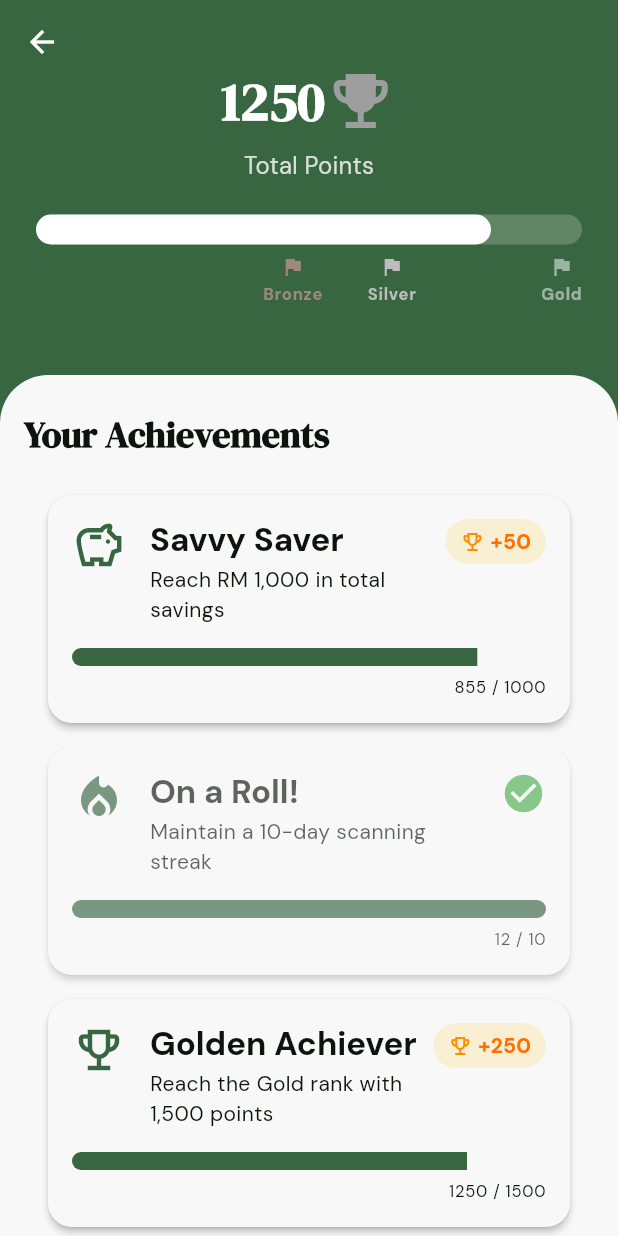
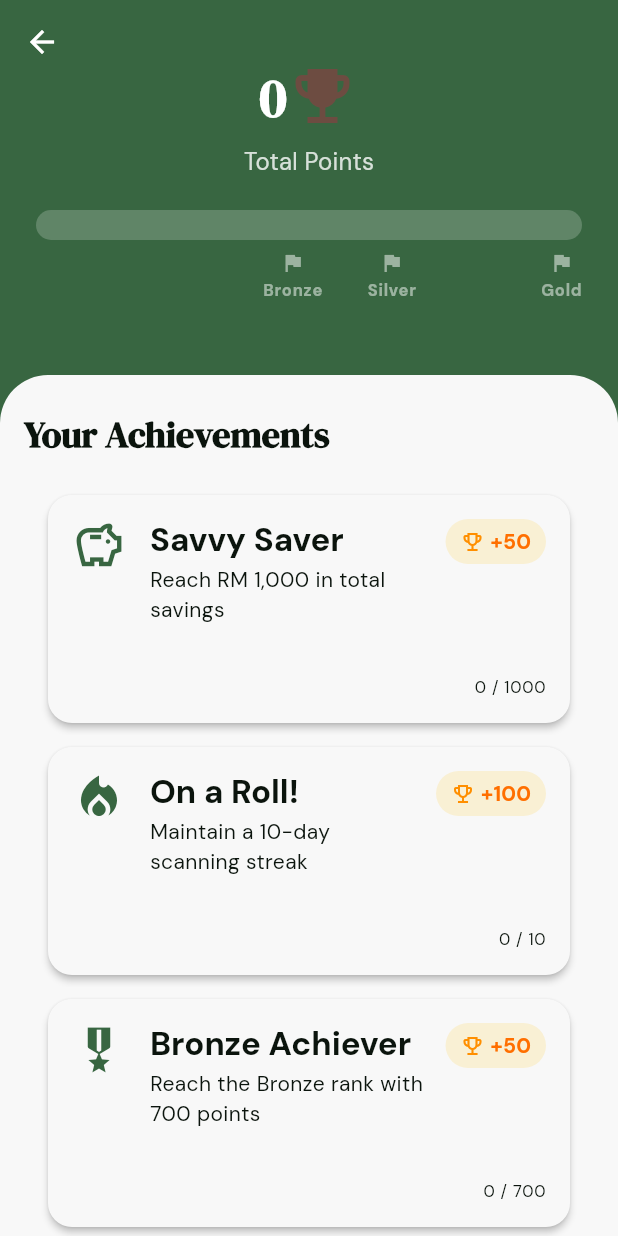
Before and after one commit to vinky0813/tolak_tax, a Flutter app: the AchievementScreen screen opened by its route, on a phone screen of 412 x 824 dp. Run offline on Flutter 3.47's test engine with Material 3 defaults, Android fonts, the light colour scheme and no system bars; our stand-ins replace camera, carousel_slider, firebase_auth, firebase_core, fl_chart, flutter_cache_manager and 4 more; missing offline and left inert: flutter_facebook_auth; accounts and stored records are empty.

Commit message:
Basic Achievements Features Added, Achievements Model Updated, achievement_service added

```diff
--- /dev/null
+++ b/lib/data/achievement_definitions.dart
@@ -0,0 +1,78 @@
+import 'package:flutter/material.dart';
+import 'package:tolak_tax/models/achievement_model.dart';
+
+final List<AchievementDefinition> allAchievementDefinitions = [
+  AchievementDefinition(
+    id: 'savvy_saver_1',
+    icon: Icons.savings_outlined,
+    title: 'Savvy Saver',
+    subtitle: 'Reach RM 1,000 in total savings',
+    goal: 1000,
+    pointsReward: 50,
+    type: AchievementType.totalSavings,
+  ),
+  AchievementDefinition(
+    id: 'scan_streak_1',
+    title: 'On a Roll!',
+    subtitle: 'Maintain a 10-day scanning streak',
+    icon: Icons.local_fire_department,
+    goal: 10,
+    pointsReward: 100,
+    type: AchievementType.scanStreak,
+  ),
+  AchievementDefinition(
+    id: 'bronze_rank_1',
+    title: 'Bronze Achiever',
+    subtitle: 'Reach the Bronze rank with 700 points',
+    icon: Icons.military_tech,
+    goal: 700,
+    pointsReward: 50,
+    type: AchievementType.totalPoints,
+  ),
+  AchievementDefinition(
+    id: 'silver_rank_1',
+    title: 'Silver Achiever',
+    subtitle: 'Reach the Silver rank with 1,000 points',
+    icon: Icons.star_half,
+    goal: 1000,
+    pointsReward: 100,
+    type: AchievementType.totalPoints,
+  ),
+  AchievementDefinition(
+    id: 'gold_rank_1',
+    title: 'Golden Achiever',
+    subtitle: 'Reach the Gold rank with 1,500 points',
+    icon: Icons.emoji_events_outlined,
+    goal: 1500,
+    pointsReward: 250,
+    type: AchievementType.totalPoints,
+  ),
+  AchievementDefinition(
+    id: 'receipt_master_1',
+    title: 'First Scan!',
+    subtitle: 'Scan your first receipt',
+    icon: Icons.receipt_long,
+    goal: 1,
+    pointsReward: 10,
+    type: AchievementType.scanCount,
+  ),
+
+  AchievementDefinition(
+    id: 'receipt_master_2',
+    title: 'Receipt Rookie',
+    subtitle: 'Scan 10 receipts',
+    icon: Icons.receipt_long,
+    goal: 10,
+    pointsReward: 30,
+    type: AchievementType.scanCount,
+  ),
+  AchievementDefinition(
+    id: 'receipt_master_3',
+    title: 'Receipt Master',
+    subtitle: 'Scan 50 receipts',
+    icon: Icons.receipt_long,
+    goal: 50,
+    pointsReward: 75,
+    type: AchievementType.scanCount,
+  ),
+];
--- a/lib/models/achievement_model.dart
+++ b/lib/models/achievement_model.dart
@@ -1,23 +1,76 @@
 import 'package:flutter/material.dart';
 
-class Achievement {
+enum AchievementType {
+  totalSavings,
+  scanStreak,
+  totalPoints,
+  scanCount,
+}
+
+class AchievementDefinition {
+  final String id;
   final IconData icon;
   final String title;
   final String subtitle;
-  final double currentProgress;
+  final double goal;
+  final int pointsReward;
+  final AchievementType type;
+
+  AchievementDefinition({
+    required this.id,
+    required this.icon,
+    required this.title,
+    required this.subtitle,
+    required this.goal,
+    required this.pointsReward,
+    required this.type,
+  });
+}
+
+class AchievementProgress {
+  final String achievementId;
+  double progress;
+  bool isCompleted;
+
+  AchievementProgress({
+    required this.achievementId,
+    this.progress = 0,
+    this.isCompleted = false,
+  });
+
+  Map<String, dynamic> toJson() => {
+    'id': achievementId,
+    'progress': progress,
+    'isCompleted': isCompleted,
+  };
+
+  factory AchievementProgress.fromJson(Map<String, dynamic> json) => AchievementProgress(
+    achievementId: json['id'],
+    progress: (json['progress'] as num).toDouble(),
+    isCompleted: json['isCompleted'] as bool,
+  );
+}
+
+class UiAchievement {
+  final IconData icon;
+  final String title;
+  final String subtitle;
   final double goal;
   final int pointsReward;
 
-  Achievement({
+  final double currentProgress;
+  final bool isCompleted;
+
+  UiAchievement({
     required this.icon,
     required this.title,
     required this.subtitle,
-    required this.currentProgress,
     required this.goal,
     required this.pointsReward,
+    required this.currentProgress,
+    required this.isCompleted,
   });
 
-  bool get isCompleted => currentProgress >= goal;
-
-  double get progressPercent => (currentProgress / goal).clamp(0.0, 1.0);
+  double get progressPercent =>
+      (goal == 0) ? 1.0 : (currentProgress / goal).clamp(0.0, 1.0);
 }
--- a/lib/screens/achievement_screen.dart
+++ b/lib/screens/achievement_screen.dart
@@ -1,7 +1,10 @@
 import 'package:flutter/material.dart';
+import 'package:provider/provider.dart';
 import 'package:tolak_tax/models/achievement_model.dart';
 import 'package:tolak_tax/widgets/achievement_progress_bar.dart';
 import 'package:tolak_tax/widgets/achievement_progress_tile.dart';
+import '../data/achievement_definitions.dart';
+import '../services/achievement_service.dart';
 
 class AchievementScreen extends StatelessWidget {
   const AchievementScreen({super.key});
@@ -11,40 +14,32 @@ class AchievementScreen extends StatelessWidget {
     final theme = Theme.of(context);
     final colorScheme = theme.colorScheme;
 
-    List<Achievement> achievements = [
-      Achievement(
-        icon: Icons.savings_outlined,
-        title: 'Savvy Saver',
-        subtitle: 'Reach RM 1,000 in total savings',
-        currentProgress: 855,
-        goal: 1000,
-        pointsReward: 50,
+    return Consumer<AchievementService>(
+      builder: (context, achievementService, child) {
+        if (!achievementService.isInitialized) {
+          return Scaffold(
+            backgroundColor: colorScheme.primary,
+            body: const Center(
+              child: CircularProgressIndicator(color: Colors.white),
             ),
-      Achievement(
-        icon: Icons.local_fire_department,
-        title: 'On a Roll!',
-        subtitle: 'Maintain a 10-day scanning streak',
-        currentProgress: 12,
-        goal: 10,
-        pointsReward: 100,
-      ),
-      Achievement(
-        icon: Icons.emoji_events_outlined,
-        title: 'Golden Achiever',
-        subtitle: 'Reach the Gold rank with 1,500 points',
-        currentProgress: 1250,
-        goal: 1500,
-        pointsReward: 250,
-      ),
-      Achievement(
-        icon: Icons.checklist_rtl_outlined,
-        title: 'Task Master',
-        subtitle: 'Complete 50 daily tasks',
-        currentProgress: 23,
-        goal: 50,
-        pointsReward: 75,
-      ),
-    ];
+          );
+        }
+
+        final List<UiAchievement> uiAchievements =
+            allAchievementDefinitions.map((definition) {
+          final progressData =
+              achievementService.userAchievements[definition.id]!;
+
+          return UiAchievement(
+            icon: definition.icon,
+            title: definition.title,
+            subtitle: definition.subtitle,
+            goal: definition.goal,
+            pointsReward: definition.pointsReward,
+            currentProgress: progressData.progress,
+            isCompleted: progressData.isCompleted,
+          );
+        }).toList();
 
         return Scaffold(
           backgroundColor: colorScheme.primary,
@@ -64,14 +59,18 @@ class AchievementScreen extends StatelessWidget {
                           bottomRight: Radius.circular(32),
                         ),
                       ),
-                  padding: const EdgeInsets.symmetric(horizontal: 24, vertical: 40),
+                      padding: const EdgeInsets.symmetric(
+                          horizontal: 24, vertical: 40),
                       alignment: Alignment.center,
-
-                  child: const AchievementProgressBar(totalPoints: 1250),
+                      child: Column(
+                        children: [
+                          AchievementProgressBar(
+                              totalPoints: achievementService.totalPoints),
+                        ],
                       ),
                     ),
                   ),
-
+                ),
                 SliverList(
                   delegate: SliverChildBuilderDelegate(
                     (context, index) {
@@ -94,19 +93,23 @@ class AchievementScreen extends StatelessWidget {
                           ),
                         );
                       }
-                  final achievement = achievements[index - 1];
+                      final achievement = uiAchievements[index - 1];
                       return Container(
                         color: colorScheme.background,
                         padding: const EdgeInsets.symmetric(horizontal: 16),
-                    child: AchievementProgressTile(achievement: achievement),
+                        child:
+                            AchievementProgressTile(achievement: achievement),
                       );
                     },
-                childCount: achievements.length,
+                    childCount:
+                        uiAchievements.length + 1, // including the header
                   ),
                 ),
               ],
             ),
           ),
         );
+      },
+    );
   }
 }
--- a/lib/widgets/achievement_progress_tile.dart
+++ b/lib/widgets/achievement_progress_tile.dart
@@ -2,7 +2,7 @@ import 'package:flutter/material.dart';
 import 'package:tolak_tax/models/achievement_model.dart';
 
 class AchievementProgressTile extends StatelessWidget {
-  final Achievement achievement;
+  final UiAchievement achievement;
 
   const AchievementProgressTile({super.key, required this.achievement});
 
```
Also changed, not shown: lib/main.dart (+7 -4 lines), lib/services/achievement_service.dart (added, +139 -0 lines). Lines whose indentation alone changed are shown as unchanged.
